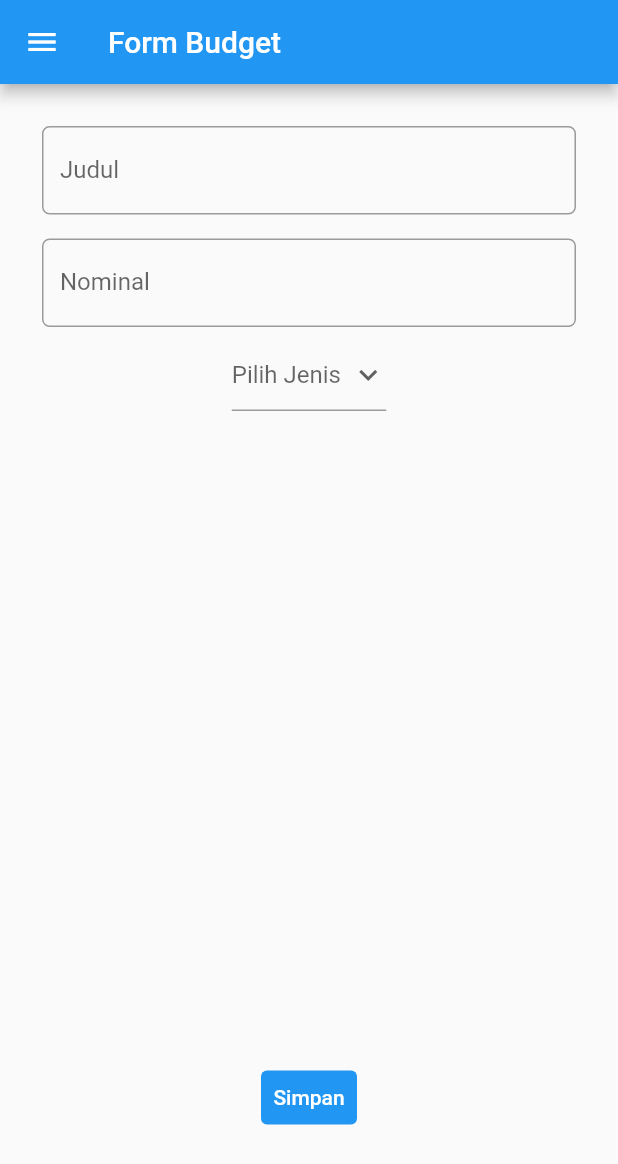
After one commit to DaveTobing/pbp-flutter-lab, a Flutter app: the MyFormPage screen opened directly, on a phone screen of 412 x 824 dp. The commit adds this screen. Shown: the top 1164 px of the screen. Run offline on Flutter 3.47's test engine with Material 2 defaults, Android fonts, the phone set to English and light mode, and no system bars.

Commit message:
tugas 8 and read me blm kelar

```diff
--- /dev/null
+++ b/counter_7/lib/form.dart
@@ -0,0 +1,233 @@
+import 'package:counter_7/main.dart';
+import 'package:counter_7/data.dart';
+import 'package:flutter/material.dart';
+
+class MyFormPage extends StatefulWidget {
+  const MyFormPage({super.key});
+
+  @override
+  State<MyFormPage> createState() => _MyFormPageState();
+}
+
+class Budget {
+  String judul;
+  int nominal;
+  String jenis;
+  static List<Budget> budgets = [];
+
+  Budget(String this.judul, int this.nominal, String this.jenis);
+}
+
+class _MyFormPageState extends State<MyFormPage> {
+  final _formKey = GlobalKey<FormState>();
+  String _judul = "";
+  int _nominal = 0;
+  String? _jenisPemasukan;
+  List<String> _listPemasukan = ['Pemasukan', 'Pengeluaran'];
+
+  bool _isNumeric(String? s) {
+    if (s == null) {
+      return false;
+    }
+    return double.tryParse(s) != null;
+  }
+
+  @override
+  Widget build(BuildContext context) {
+    double height = MediaQuery.of(context).size.height;
+    double width = MediaQuery.of(context).size.width;
+    return Scaffold(
+      appBar: AppBar(
+        title: const Text('Form Budget'),
+      ), // Menambahkan drawer menu
+      drawer: Drawer(
+        child: Column(
+          children: [
+            // Menambahkan clickable menu
+            ListTile(
+              title: const Text('counter_7'),
+              onTap: () {
+                // Route menu ke halaman utama
+                Navigator.pushReplacement(
+                  context,
+                  MaterialPageRoute(builder: (context) => const MyHomePage(title: "Counter",)),
+                );
+              },
+            ),
+            ListTile(
+              title: const Text('Tambah Budget'),
+              onTap: () {
+                // Route menu ke halaman form
+                Navigator.push(
+                  context,
+                  MaterialPageRoute(builder: (context) => const MyFormPage()),
+                );
+              },
+            ),
+            ListTile(
+              title: const Text('Data Budget'),
+              onTap: () {
+                // Route menu ke halaman data
+                Navigator.pushReplacement(
+                  context,
+                  MaterialPageRoute(builder: (context) => const MyDataPage()),
+                );
+              },
+            ),
+          ],
+        ),
+      ),
+      body: Form(
+              key: _formKey,
+              child: SingleChildScrollView(
+                    child: Container(
+                    padding: const EdgeInsets.all(20.0),
+                    child: Column(
+                      children: [
+                        Padding(
+                            // Menggunakan padding sebesar 8 pixels
+                            padding: const EdgeInsets.all(8.0),
+                            child: TextFormField(
+                                decoration: InputDecoration(
+                                    hintText: "Contoh : Beli Aqua",
+                                    labelText: "Judul",
+                                    // Menambahkan circular border agar lebih rapi
+                                    border: OutlineInputBorder(
+                                        borderRadius: BorderRadius.circular(5.0),
+                                    ),
+                                ),
+                                // Menambahkan behavior saat nama diketik
+                                onChanged: (String? value) {
+                                    setState(() {
+                                        _judul = value!;
+                                    });
+                                },
+                                // Menambahkan behavior saat data disimpan
+                                onSaved: (String? value) {
+                                    setState(() {
+                                        _judul = value!;
+                                    });
+                                },
+                                // Validator sebagai validasi form
+                                validator: (String? value) {
+                                    if (value == null || value.isEmpty) {
+                                        return 'Nama lengkap tidak boleh kosong!';
+                                    }
+                                    return null;
+                                },
+                            ),
+                        ),
+                        Padding(
+                            // Menggunakan padding sebesar 8 pixels
+                            padding: const EdgeInsets.all(8.0),
+                            child: TextFormField(
+                                decoration: InputDecoration(
+                                    hintText: "Contoh : 5000",
+                                    labelText: "Nominal",
+                                    // Menambahkan circular border agar lebih rapi
+                                    border: OutlineInputBorder(
+                                        borderRadius: BorderRadius.circular(5.0),
+                                    ),
+                                ),
+                                // Menambahkan behavior saat nama diketik
+                                onChanged: (String? value) {
+                                    setState(() {
+                                        if (_isNumeric(value)) {
+                                          _nominal = int.parse(value!);
+                                        }
+                                    });
+                                },
+                                // Menambahkan behavior saat data disimpan
+                                onSaved: (String? value) {
+                                    setState(() {
+                                        if (_isNumeric(value)) {
+                                           _nominal = int.parse(value!);
+                                      }
+                                    });
+                                },
+                                // Validator sebagai validasi form
+                                validator: (String? value) {
+                                    if (value == null || value.isEmpty) {
+                                        return 'Nominal harus berupa angka';
+                                    }
+                                    return null;
+                                },
+                            ),
+                        ),
+                        Container(
+                         width: width / 4,
+                         child: ButtonTheme(
+                          alignedDropdown: true,
+                          child: DropdownButtonFormField(
+                            hint: const Text("Pilih Jenis"),
+                            value: _jenisPemasukan,
+                            icon: const Icon(Icons.keyboard_arrow_down),
+                            items: _listPemasukan.map((String items) {
+                              return DropdownMenuItem(
+                                value: items,
+                                child: Text(items),
+                              );
+                            }).toList(),
+                            onChanged: (String? newValue) {
+                              setState(() {
+                                _jenisPemasukan = newValue!;
+                              });
+                            },
+                            validator: (String? value) {
+                              if (value == null || value.isEmpty) {
+                                return 'Silahkan Pilih Jenis!';
+                              }
+                              return null;
+                            },
+                          ),
+                        ),
+                      ),
+
+                      SizedBox(
+                        height: height / 1.9,),
+                      TextButton(
+                        style: ButtonStyle(
+                        backgroundColor: MaterialStateProperty.all(Colors.blue),
+                        ),
+                        onPressed: () {
+                          if (_formKey.currentState!.validate()) {
+                            Budget currentBudget =
+                            Budget(_judul, _nominal, _jenisPemasukan!);
+                            Budget.budgets.add(currentBudget);
+                            _formKey.currentState?.reset();
+                            showDialog(
+                              context: context,
+                              builder: (context) {
+                                return Dialog(
+                                  shape: RoundedRectangleBorder(
+                                    borderRadius: BorderRadius.circular(10),
+                                  ),
+                                  insetPadding: const EdgeInsets.all(10),
+                                  elevation: 15,
+                                  child: ListView(
+                                    padding:
+                                        const EdgeInsets.only(top: 20, bottom: 20),
+                                    shrinkWrap: true,
+                                    children: const <Widget>[
+                                      Center(
+                                          child: Text('Budget Berhasil Ditambahkan')),
+                                    ],
+                                  ),
+                                );
+                              },
+                            );
+                          }
+                        },
+                        child: const Text(
+                          "Simpan",
+                          style: TextStyle(color: Colors.white),
+                  ),
+                ),
+              ],
+            ),
+          ),
+        ),
+      ),
+    );
+  }
+}
```
Also changed, not shown: counter_7/lib/data.dart (added, +109 -0 lines), counter_7/lib/main.dart (+38 -0 lines), 1 other file.
